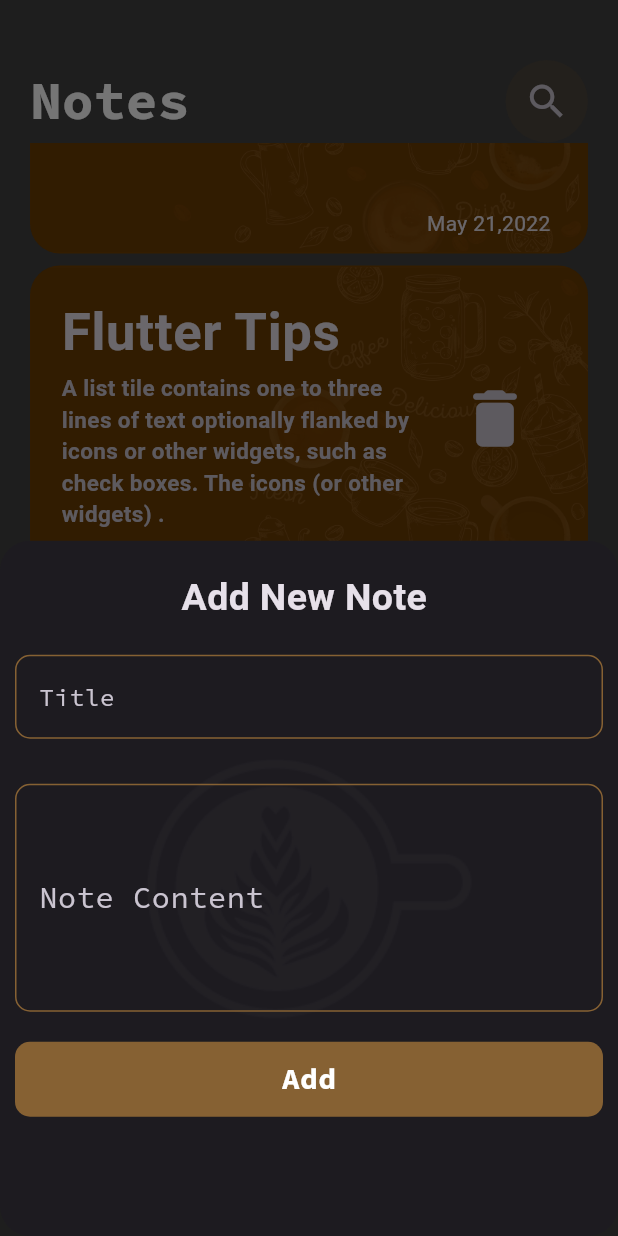
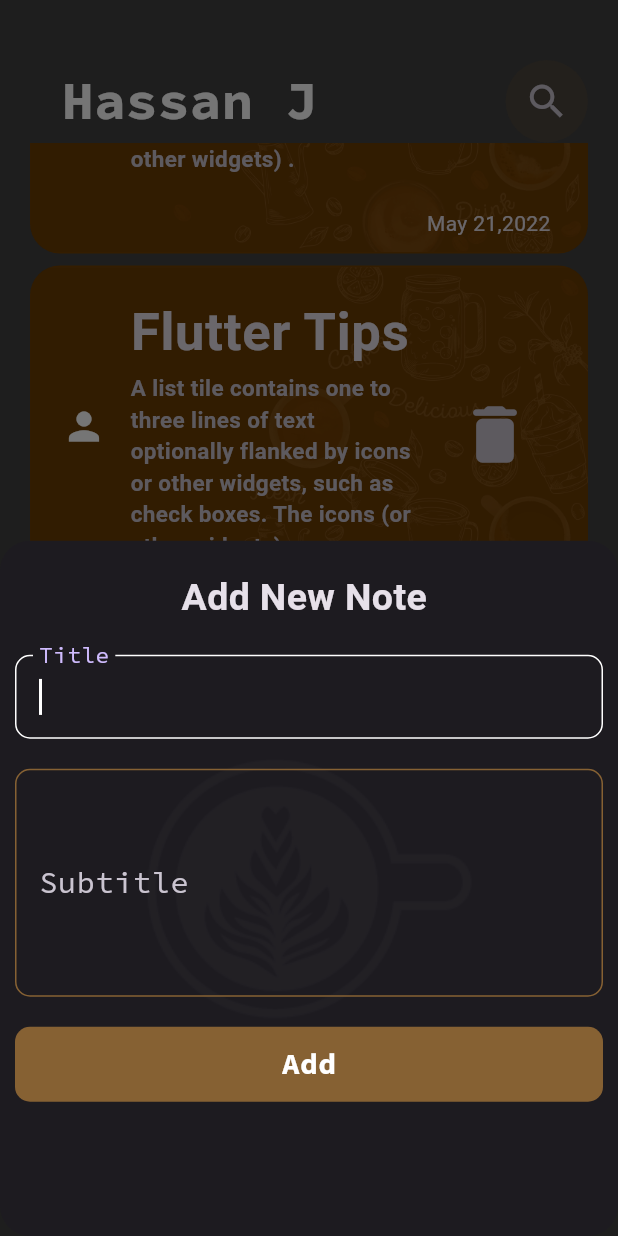
Before and after one commit to AMN-2/NoteApp, a Flutter app: the screen it shows after launch, scrolled down 1728 dp, after a tap on the "add" icon, on a phone screen of 412 x 824 dp. Run offline on Flutter 3.47's test engine with Material 3 defaults, Android fonts, the phone set to English and light mode, and no system bars; our stand-ins replace google_fonts, hive, hive_flutter; accounts and stored records are empty; Roboto replaces fonts that are missing (Dosis).

Commit message:
change and fix the form and textform field

```diff
--- a/lib/main.dart
+++ b/lib/main.dart
@@ -1,19 +1,15 @@
 // ignore_for_file: prefer_const_constructors, avoid_unnecessary_containers
-
 import 'package:flutter/material.dart';
 import 'package:hive_flutter/adapters.dart';
 import 'package:noteapp/constants.dart';
 import 'package:noteapp/views/notes_view.dart';
-
 void main() async{
   await Hive.initFlutter();
   await Hive.openBox(kNotesBox) ;
   runApp(NoteApp());
 }
-
 class NoteApp extends StatelessWidget {
   const NoteApp({super.key});
-
   @override
   Widget build(BuildContext context) {
     return MaterialApp(
--- a/lib/views/widgets/ButtomSheetContent.dart
+++ b/lib/views/widgets/ButtomSheetContent.dart
@@ -1,5 +1,6 @@
 import 'package:flutter/material.dart';
-import 'package:google_fonts/google_fonts.dart';
+import 'package:noteapp/views/widgets/NoteForm.dart';
+// import 'package:google_fonts/google_fonts.dart';
 // import 'package:google_fonts/google_fonts.dart';
 
 class AddNoteButtomSheet extends StatelessWidget {
@@ -17,99 +18,7 @@ class AddNoteButtomSheet extends StatelessWidget {
           image: AssetImage('images/2.png'),
         ),
       ),
-      child: Form(
-        key: formKey,
-        child: Column(
-          children: [
-            const SizedBox(
-              height: 10,
-            ),
-            Center(
-              child: Text(
-                'Add New Note ',
-                style: GoogleFonts.dosis(
-                  fontSize: 25,
-                  fontWeight: FontWeight.bold,
-                ),
-              ),
-            ),
-            const SizedBox(
-              height: 20,
-            ),
-            TextFormField(
-              cursorColor: Colors.white,
-              // autofocus: true,
-              decoration: InputDecoration(
-                enabledBorder: OutlineInputBorder(
-                  borderRadius: BorderRadius.circular(10),
-                  borderSide: const BorderSide(
-                    color: Color.fromARGB(255, 134, 97, 51),
-                  ),
-                ),
-                focusedBorder: OutlineInputBorder(
-                  borderRadius: BorderRadius.circular(10),
-                  borderSide: const BorderSide(color: Colors.white),
-                ),
-                border: OutlineInputBorder(
-                  borderRadius: BorderRadius.circular(10),
-                ),
-                label: const Text('Title'),
-                labelStyle: GoogleFonts.sourceCodePro(),
-              ),
-            ),
-            const SizedBox(
-              height: 30,
-            ),
-            TextFormField(
-              maxLines: 5,
-              cursorColor: Colors.white,
-              // autofocus: true,
-              decoration: InputDecoration(
-                enabledBorder: OutlineInputBorder(
-                  borderRadius: BorderRadius.circular(10),
-                  borderSide: const BorderSide(
-                    color: Color.fromARGB(255, 134, 97, 51),
-                  ),
-                ),
-                focusedBorder: OutlineInputBorder(
-                  borderRadius: BorderRadius.circular(10),
-                  borderSide: const BorderSide(color: Colors.white),
-                ),
-                border: OutlineInputBorder(
-                  borderRadius: BorderRadius.circular(10),
-                ),
-                label: const Text('Note Content'),
-                labelStyle: GoogleFonts.sourceCodePro(
-                  fontSize: 20,
-                ),
-              ),
-            ),
-            const SizedBox(
-              height: 20,
-            ),
-            Container(
-              decoration: BoxDecoration(
-                borderRadius: BorderRadius.circular(10),
-                color: const Color.fromARGB(255, 134, 97, 51),
-              ),
-              height: 50,
-              width: double.infinity,
-              child: MaterialButton(
-                onPressed: () {},
-                child: Center(
-                  child: Text(
-                    'Add',
-                    style: GoogleFonts.sourceCodePro(
-                      fontSize: 20,
-                      fontWeight: FontWeight.bold,
-                    ),
-                  ),
-                ),
-              ),
-            ),
-          ],
-        ),
-      ),
+      child: AddNoteForm(),
     );
   }
 }
--- /dev/null
+++ b/lib/views/widgets/CustemTextField.dart
@@ -0,0 +1,46 @@
+// ignore_for_file: use_key_in_widget_constructors
+
+import 'package:flutter/material.dart';
+import 'package:google_fonts/google_fonts.dart';
+
+class CustemTextField extends StatelessWidget {
+  const CustemTextField({super.key, required this.hint, this.maxLines = 1, this.onSavedFunc});
+  final String hint;
+  final int maxLines;
+  final void Function(String?)? onSavedFunc;
+  @override
+  Widget build(BuildContext context) {
+    return TextFormField(
+      autofocus: true,
+      validator: (value) {
+        if (value == null || value.isEmpty) {
+          return 'field is reqierd ';
+        } else {
+          return null;
+        }
+      },
+      onSaved: onSavedFunc,
+      maxLines: maxLines,
+      cursorColor: Colors.white,
+      decoration: InputDecoration(
+        enabledBorder: OutlineInputBorder(
+          borderRadius: BorderRadius.circular(10),
+          borderSide: const BorderSide(
+            color: Color.fromARGB(255, 134, 97, 51),
+          ),
+        ),
+        focusedBorder: OutlineInputBorder(
+          borderRadius: BorderRadius.circular(10),
+          borderSide: const BorderSide(color: Colors.white),
+        ),
+        border: OutlineInputBorder(
+          borderRadius: BorderRadius.circular(10),
+        ),
+        label: Text(hint),
+        labelStyle: GoogleFonts.sourceCodePro(
+          fontSize: 20,
+        ),
+      ),
+    );
+  }
+}
--- /dev/null
+++ b/lib/views/widgets/NoteForm.dart
@@ -0,0 +1,104 @@
+import 'package:flutter/material.dart';
+import 'package:google_fonts/google_fonts.dart';
+import 'package:noteapp/views/widgets/CustemTextField.dart';
+
+class AddNoteForm extends StatefulWidget {
+  @override
+  State<AddNoteForm> createState() => _AddNoteFormState();
+}
+
+class _AddNoteFormState extends State<AddNoteForm> {
+  AutovalidateMode validatemode = AutovalidateMode.onUserInteraction;
+
+  final _formKey = GlobalKey<FormState>();
+  String? title, subtitle;
+
+  @override
+  Widget build(BuildContext context) {
+    return Form(
+      autovalidateMode: validatemode,
+      key: _formKey,
+      child: Column(
+        children: [
+          const SizedBox(
+            height: 10,
+          ),
+          Center(
+            child: Text(
+              'Add New Note ',
+              style: GoogleFonts.dosis(
+                fontSize: 25,
+                fontWeight: FontWeight.bold,
+              ),
+            ),
+          ),
+          const SizedBox(
+            height: 20,
+          ),
+          CustemTextField(
+            onSavedFunc: (value) {
+              title = value;
+            },
+            hint: 'Title',
+          ),
+          const SizedBox(
+            height: 20,
+          ),
+          CustemTextField(
+            onSavedFunc: (value) {
+              subtitle = value;
+            },
+            hint: 'Subtitle',
+            maxLines: 5,
+          ),
+          const SizedBox(
+            height: 20,
+          ),
+          Container(
+            decoration: BoxDecoration(
+              borderRadius: BorderRadius.circular(10),
+              color: const Color.fromARGB(255, 134, 97, 51),
+            ),
+            height: 50,
+            width: double.infinity,
+            child: MaterialButton(
+              onPressed: () {
+                if (_formKey.currentState!.validate()) {
+                  ScaffoldMessenger.of(context).showSnackBar(
+                    SnackBar(
+                      backgroundColor: Colors.green,
+                      content: Center(
+                        child: Text(
+                          'Done',
+                          style: GoogleFonts.aBeeZee(
+                            fontSize: 20,
+                            color: Colors.white,
+                          ),
+                        ),
+                      ),
+                    ),
+                  );
+                  _formKey.currentState!.save();
+                  Navigator.pop(context);
+                } else {
+                  setState(() {
+                    validatemode = AutovalidateMode.always;
+                  });
+                }
+              },
+              child: Center(
+                child: Text(
+                  'Add',
+                  style: GoogleFonts.sourceCodePro(
+                    fontSize: 20,
+                    fontWeight: FontWeight.bold,
+                  ),
+                ),
+              ),
+            ),
+          ),
+        ],
+      ),
+    );
+  }
+}
--- a/lib/views/widgets/coustem_appbar.dart
+++ b/lib/views/widgets/coustem_appbar.dart
@@ -12,7 +12,7 @@ class CoustemAppbar extends StatelessWidget {
         Row(
           children: [
             Text(
-              'Notes',
+              ' Hassan J',
               style: GoogleFonts.sourceCodePro(
                 fontSize: 35,
                 fontWeight: FontWeight.bold,
--- a/lib/views/widgets/new_note.dart
+++ b/lib/views/widgets/new_note.dart
@@ -15,7 +15,7 @@ class Add_Note extends StatelessWidget {
           shape:
               RoundedRectangleBorder(borderRadius: BorderRadius.circular(20)),
           context: context,
-          builder: (BuildContext context) {
+           builder: (BuildContext context) {
             return  AddNoteButtomSheet();
           },
         );
--- a/lib/views/widgets/note_Item.dart
+++ b/lib/views/widgets/note_Item.dart
@@ -55,6 +55,11 @@ class NoteItem extends StatelessWidget {
                   size: 50,
                 ),
               ),
+              leading: Icon(
+                Icons.person,
+                size: 30,
+                color: Colors.white,
+              ),
             ),
             Padding(
               padding: EdgeInsets.symmetric(horizontal: 20),
--- a/pubspec.yaml
+++ b/pubspec.yaml
@@ -37,6 +37,7 @@ dependencies:
   google_fonts: ^6.1.0
   hive: ^2.2.3
   hive_flutter: ^1.1.0
+  quickalert: ^1.0.2
 
 dev_dependencies:
   hive_generator: ^2.0.1
```
Also changed, not shown: lib/constants.dart (line endings or trailing spaces), pubspec.lock.
